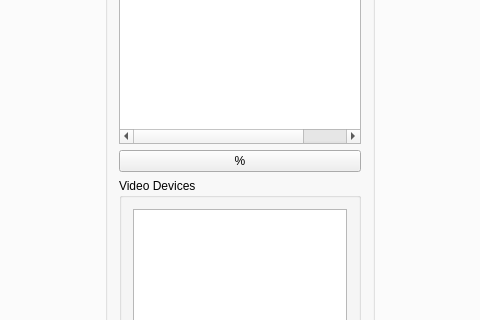
First picture: the form in gui/forms/mainwindow.ui, repository studnitz/octopus, before the edit; both pictures show x 215 to 695 and y 156 to 476 of the 911 by 677 pixel window.
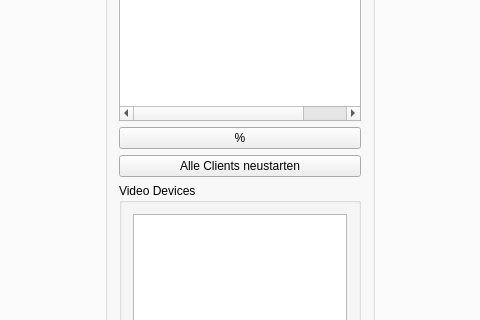
Second picture: the form after the edit.

Commit message: Add rebootAllClients functionality

The edit to the form file:
```diff
--- a/gui/forms/mainwindow.ui
+++ b/gui/forms/mainwindow.ui
@@ -187,6 +187,13 @@
                   </property>
                  </widget>
                 </item>
+                <item>
+                 <widget class="QPushButton" name="rebootClientsButton">
+                  <property name="text">
+                   <string>Alle Clients neustarten</string>
+                  </property>
+                 </widget>
+                </item>
                 <item>
                  <widget class="QGroupBox" name="deviceBox">
                   <property name="title">
```
The commit also changes 9 other files.
